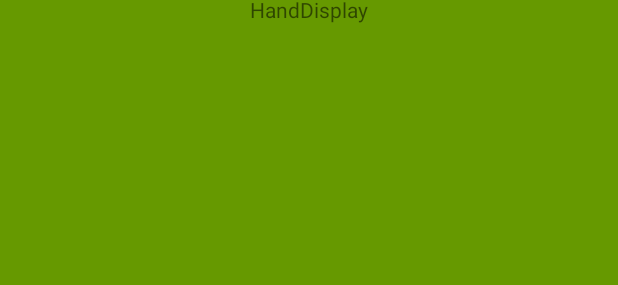
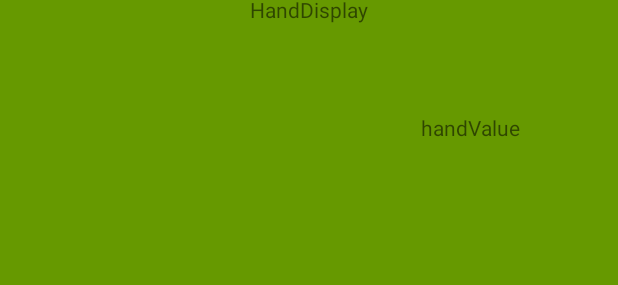
Before and after one commit to alistairkane92/BlackJack, an Android app: the layout activity_game_activity.xml on its own in the app's theme, with its tools: preview values and no code run, on a phone screen of 412 x 824 dp. Shown: the part 842-1127 px from the top of the screen. Run offline under Robolectric (Android 15) with nearby library versions, the phone set to English and light mode, and no system bars.

Commit message:
adds user hand value and splits up more game logic

```diff
--- a/BlackJackProject/app/src/main/java/com/example/user/blackjackproject/Player.java
+++ b/BlackJackProject/app/src/main/java/com/example/user/blackjackproject/Player.java
@@ -37,7 +37,6 @@ public class Player implements Participant {
         return this.hand.getHandValue();
     }
 
-
     @Override
     public void addCardToHand(Card card) {
         this.hand.addCard(card);
--- a/BlackJackProject/app/src/main/res/layout/activity_game_activity.xml
+++ b/BlackJackProject/app/src/main/res/layout/activity_game_activity.xml
@@ -28,6 +28,7 @@
         android:layout_marginBottom="29dp"
         android:layout_marginRight="70dp"
         android:text="twist"
+        android:onClick="twist"
         app:layout_constraintBottom_toBottomOf="parent"
         app:layout_constraintRight_toRightOf="parent" />
 
@@ -39,6 +40,7 @@
         android:layout_marginLeft="8dp"
         android:layout_marginRight="8dp"
         android:text="Stick"
+        android:onClick="stick"
         app:layout_constraintBottom_toBottomOf="parent"
         app:layout_constraintHorizontal_bias="0.495"
         app:layout_constraintLeft_toLeftOf="parent"
@@ -102,4 +104,14 @@
         app:layout_constraintTop_toBottomOf="@+id/villainImageV"
         app:layout_constraintVertical_bias="0.185"
         tools:text="DealerHandDisplay" />
+
+    <TextView
+        android:id="@+id/handValueTv"
+        android:layout_width="wrap_content"
+        android:layout_height="wrap_content"
+        tools:text="handValue"
+        android:layout_marginRight="65dp"
+        app:layout_constraintRight_toRightOf="parent"
+        app:layout_constraintBottom_toBottomOf="parent"
+        android:layout_marginBottom="168dp" />
 </android.support.constraint.ConstraintLayout>
```
Also changed, not shown: BlackJackProject/app/src/main/java/com/example/user/blackjackproject/Game.java (+14 -1 lines), BlackJackProject/app/src/main/java/com/example/user/blackjackproject/GameActivity.java (+13 -0 lines).
